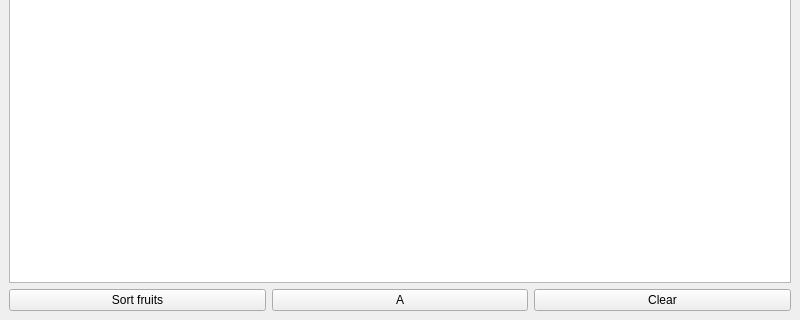
First picture: the form in fruits/mainwindow.ui, repository aetlen/plusiki, before the edit; both pictures show x 0 to 800 and y 280 to 600 of the 800 by 600 pixel window.
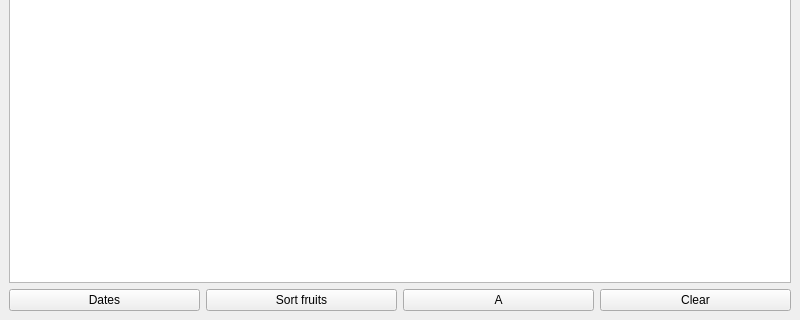
Second picture: the form after the edit.

```diff
--- a/fruits/mainwindow.ui
+++ b/fruits/mainwindow.ui
@@ -27,6 +27,13 @@
     </item>
     <item>
      <layout class="QHBoxLayout" name="horizontalLayout">
+      <item>
+       <widget class="QPushButton" name="pushButton">
+        <property name="text">
+         <string>Dates</string>
+        </property>
+       </widget>
+      </item>
       <item>
        <widget class="QPushButton" name="sortButton">
         <property name="text">
```
